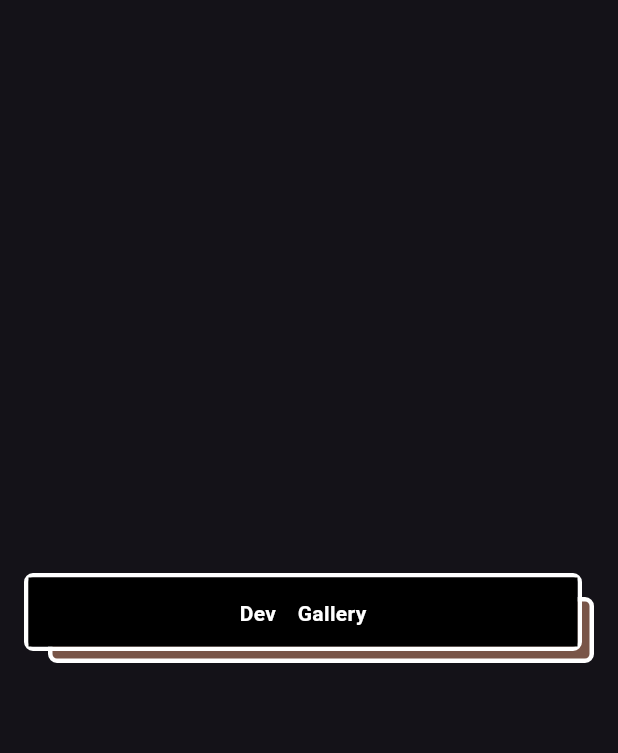
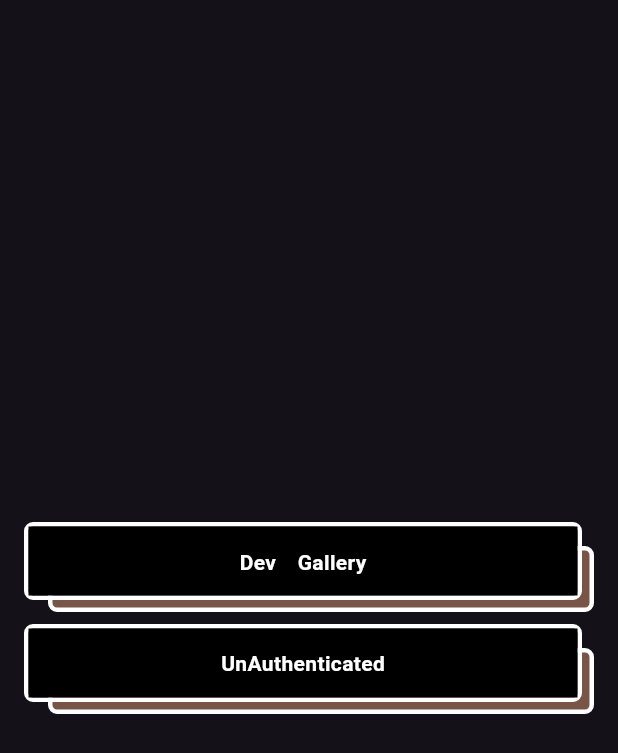
Before and after one commit to VathnaDev/core_x, a Flutter app: the screen it shows after launch, on a phone screen of 412 x 824 dp. Shown: the top 753 px of the screen. Run offline on Flutter 3.47's test engine with Material 2 defaults, Android fonts, the phone set to English and light mode, and no system bars; our stand-ins replace animate_do, bloc, dio, flutter_bloc, freezed_annotation, google_fonts and 2 more; generated files the repository leaves out were written again.

Commit message:
added bloc samples

```diff
--- a/analysis_options.yaml
+++ b/analysis_options.yaml
@@ -2,3 +2,6 @@ include: package:flutter_lints/flutter.yaml
 
 # Additional information about this file can be found at
 # https://dart.dev/guides/language/analysis-options
+analyzer:
+  errors:
+    invalid_annotation_target: ignore
--- a/example/analysis_options.yaml
+++ b/example/analysis_options.yaml
@@ -1 +1,4 @@
 include: package:flutter_lints/flutter.yaml
+analyzer:
+  errors:
+    invalid_annotation_target: ignore
--- a/example/lib/example_screen.dart
+++ b/example/lib/example_screen.dart
@@ -1,5 +1,10 @@
 import 'package:core_x/widgets/dev/dev_text_button.dart';
+import 'package:example/features/todo_list_screen.dart';
 import 'package:flutter/material.dart';
+import 'package:core_x/extensions/context_utils.dart';
+import 'package:flutter_bloc/flutter_bloc.dart';
+
+import 'features/auth/bloc/authentication_bloc.dart';
 
 class ExampleScreen extends StatefulWidget {
   const ExampleScreen({super.key});
@@ -23,6 +28,44 @@ class _ExampleScreenState extends State<ExampleScreen> {
             title: "Dev Gallery",
             onTap: () {},
           ),
+          BlocBuilder<AuthenticationBloc, AuthenticationState>(
+            builder: (ctx, state) {
+              return state.when(
+                initial: SizedBox.shrink,
+                unAuthenticated: SizedBox.shrink,
+                authenticated: () => DevTextButton(
+                  title: "Todos",
+                  onTap: () {
+                    ctx.to(const TodoListScreen());
+                  },
+                ),
+              );
+            },
+          ),
+          BlocBuilder<AuthenticationBloc, AuthenticationState>(
+            builder: (context, state) {
+              return state.when(
+                initial: () => DevTextButton(
+                  title: "UnAuthenticated",
+                  onTap: () {
+                    context.read<AuthenticationBloc>().add(const AuthenticationEvent.singIn());
+                  },
+                ),
+                authenticated: () => DevTextButton(
+                  title: "Authenticated",
+                  onTap: () {
+                    context.read<AuthenticationBloc>().add(const AuthenticationEvent.signOut());
+                  },
+                ),
+                unAuthenticated: () => DevTextButton(
+                  title: "UnAuthenticated",
+                  onTap: () {
+                    context.read<AuthenticationBloc>().add(const AuthenticationEvent.singIn());
+                  },
+                ),
+              );
+            },
+          )
         ],
       ),
     );
--- /dev/null
+++ b/example/lib/features/auth/bloc/authentication_event.dart
@@ -0,0 +1,7 @@
+part of 'authentication_bloc.dart';
+
+@freezed
+class AuthenticationEvent with _$AuthenticationEvent {
+  const factory AuthenticationEvent.singIn() = SignIn;
+  const factory AuthenticationEvent.signOut() = _SignOut;
+}
--- /dev/null
+++ b/example/lib/features/auth/bloc/authentication_state.dart
@@ -0,0 +1,8 @@
+part of 'authentication_bloc.dart';
+
+@freezed
+class AuthenticationState with _$AuthenticationState {
+  const factory AuthenticationState.initial() = _Initial;
+  const factory AuthenticationState.authenticated() = _Authenticated;
+  const factory AuthenticationState.unAuthenticated() = _UnAuthenticated;
+}
--- a/example/lib/main.dart
+++ b/example/lib/main.dart
@@ -1,8 +1,10 @@
 import 'dart:io';
 
 import 'package:flutter/material.dart';
+import 'package:flutter_bloc/flutter_bloc.dart';
 
 import 'example_screen.dart';
+import 'features/auth/bloc/authentication_bloc.dart';
 
 void main() async {
   WidgetsFlutterBinding.ensureInitialized();
@@ -16,13 +18,29 @@ class MyApp extends StatelessWidget {
   @override
   Widget build(BuildContext context) {
     debugPrint(Platform.environment.toString());
-    return MaterialApp(
-      title: 'Flutter Demo',
-      themeMode: ThemeMode.dark,
-      showSemanticsDebugger: false,
-      debugShowCheckedModeBanner: false,
-      theme: _buildTheme(Brightness.dark),
-      home: const ExampleScreen(),
+
+    return MultiBlocProvider(
+      providers: [
+        BlocProvider(
+          create: (context) => AuthenticationBloc(),
+        ),
+      ],
+      child: MaterialApp(
+        title: 'Flutter Demo',
+        themeMode: ThemeMode.dark,
+        showSemanticsDebugger: false,
+        debugShowCheckedModeBanner: false,
+        theme: _buildTheme(Brightness.dark),
+        home: BlocListener<AuthenticationBloc, AuthenticationState>(
+          listener: (context, state) {
+            print(state);
+            state.whenOrNull(unAuthenticated: () {
+              Navigator.of(context).popUntil((route) => route.isFirst);
+            });
+          },
+          child: ExampleScreen(),
+        ),
+      ),
     );
   }
 
--- a/example/pubspec.yaml
+++ b/example/pubspec.yaml
@@ -15,6 +15,9 @@ dev_dependencies:
   flutter_test:
     sdk: flutter
   flutter_lints: ^2.0.0
-
+  build_runner:
+  freezed:
+  json_serializable:
+  retrofit_generator:
 flutter:
   uses-material-design: true
--- /dev/null
+++ b/lib/core_x.dart
@@ -0,0 +1 @@
+export "package:retrofit/retrofit.dart";
```
Also changed, not shown: example/lib/data/models/todo.dart (added, +18 -0 lines), example/lib/data/services/json_placeholder_service.dart (added, +14 -0 lines), example/lib/features/auth/bloc/authentication_bloc.dart (added, +25 -0 lines), example/lib/features/todo_list_screen.dart (added, +74 -0 lines), example/lib/features/todos/cubit/todo_list_cubit.dart (added, +36 -0 lines), example/lib/features/todos/cubit/todo_list_state.dart (added, +9 -0 lines), pubspec.yaml (+8 -0 lines), example/lib/data/models/todo.freezed.dart (added), example/lib/data/models/todo.g.dart (added), example/lib/data/services/json_placeholder_service.g.dart (added), example/lib/features/auth/bloc/authentication_bloc.freezed.dart (added), example/lib/features/todos/cubit/todo_list_cubit.freezed.dart (added), example/pubspec.lock, pubspec.lock.
